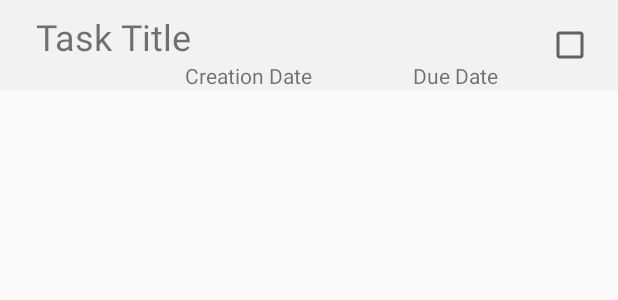
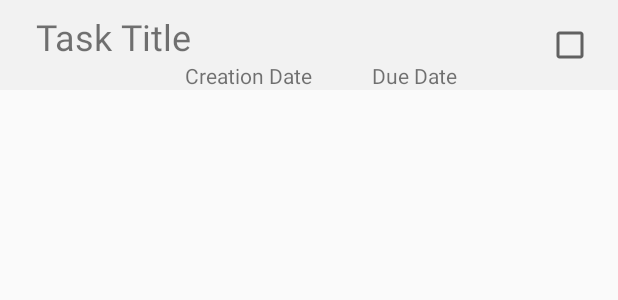
Before and after one commit to GuyDev1/TodoTiger, an Android app: the layout task_item.xml on its own in the app's theme, with its tools: preview values and no code run, on a phone screen of 412 x 824 dp. Shown: the top 300 px of the screen. Run offline under Robolectric (Android 15) with nearby library versions, the phone set to English and light mode, and no system bars.

Commit message:
Improve task_item layout and show completion date upon task completion.

```diff
--- a/app/src/main/res/layout/task_item.xml
+++ b/app/src/main/res/layout/task_item.xml
@@ -49,13 +49,9 @@
         android:id="@+id/due_date"
         android:layout_width="wrap_content"
         android:layout_height="wrap_content"
-        android:layout_marginEnd="80dp"
-        android:layout_marginRight="80dp"
+        android:layout_marginLeft="40dp"
         app:layout_constraintBottom_toBottomOf="parent"
-        app:layout_constraintEnd_toEndOf="parent"
-        app:layout_constraintTop_toBottomOf="@id/creation_date"
-        app:layout_constraintTop_toTopOf="parent"
-        app:layout_constraintVertical_bias="1.0"
+        app:layout_constraintLeft_toRightOf="@id/creation_date"
         tools:text="Due Date" />
 
 
```
Also changed, not shown: app/src/main/java/com/example/guyerez/todotiger/Task.java (+18 -0 lines), app/src/main/java/com/example/guyerez/todotiger/TaskAdapter.java (+19 -2 lines).
